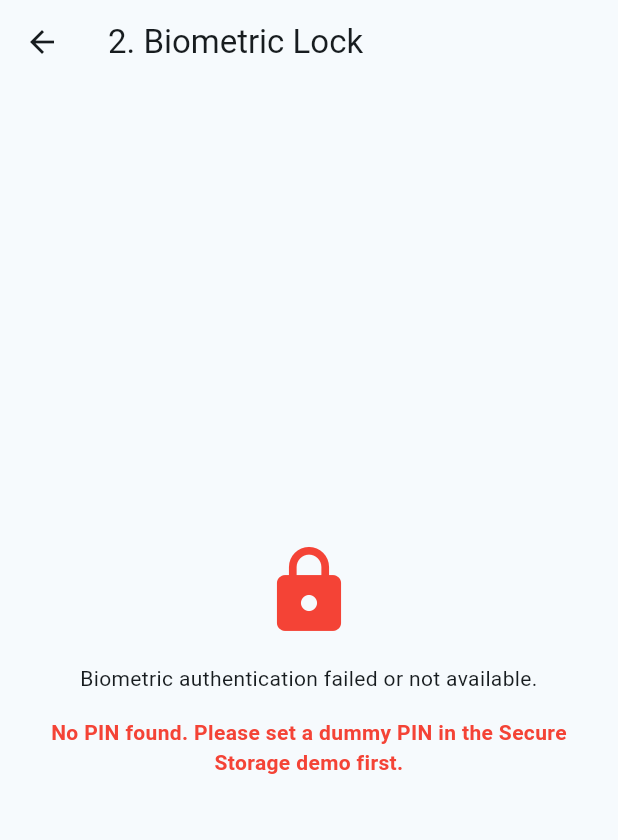
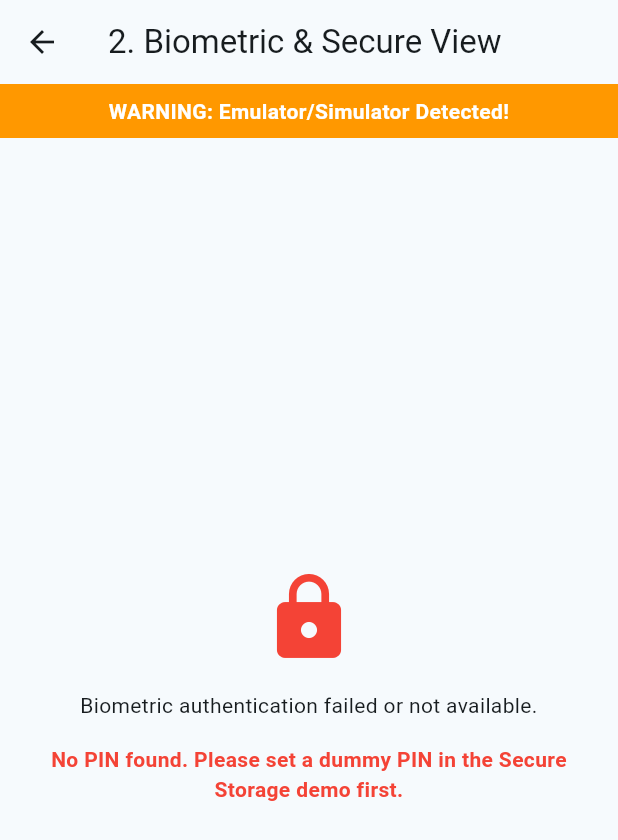
Before and after one commit to WagyuuA5/Flutter_Security_Practices, a Flutter app: the screen it shows after launch, after a tap on "2. Biometric Lock", on a phone screen of 412 x 824 dp. Shown: the top 840 px of the screen. Run offline on Flutter 3.47's test engine with Material 3 defaults, Android fonts, the phone set to English and light mode, and no system bars; our stand-ins replace dio, flutter_dotenv, flutter_secure_storage, local_auth; missing offline and left inert: flutter_windowmanager, safe_device.

Commit message:
feat: add root detection and FLAG_SECURE for sensitive page

```diff
--- a/lib/features/biometric/presentation/biometric_lock_screen.dart
+++ b/lib/features/biometric/presentation/biometric_lock_screen.dart
@@ -1,8 +1,11 @@
 import 'dart:async';
+import 'dart:io';
 import 'package:flutter/material.dart';
 import 'package:flutter/services.dart';
 import 'package:local_auth/local_auth.dart';
 import 'package:flutter_secure_storage/flutter_secure_storage.dart';
+import 'package:flutter_windowmanager/flutter_windowmanager.dart';
+import 'package:safe_device/safe_device.dart';
 
 class BiometricLockScreen extends StatefulWidget {
   const BiometricLockScreen({super.key});
@@ -22,10 +25,38 @@ class _BiometricLockScreenState extends State<BiometricLockScreen> {
   Timer? _idleTimer;
   static const int _idleTimeoutSeconds = 15;
 
+  bool _isJailBroken = false;
+  bool _isRealDevice = true;
+
   @override
   void initState() {
     super.initState();
+    _secureScreen();
+    _checkDeviceStatus();
     _checkBiometric();
+  }
+
+  Future<void> _secureScreen() async {
+    if (Platform.isAndroid) {
+      await FlutterWindowManager.addFlags(FlutterWindowManager.FLAG_SECURE);
+    }
+  }
+
+  Future<void> _checkDeviceStatus() async {
+    bool isJailBroken = false;
+    bool isRealDevice = true;
+    try {
+      isJailBroken = await SafeDevice.isJailBroken;
+      isRealDevice = await SafeDevice.isRealDevice;
+    } catch (e) {
+      debugPrint(e.toString());
+    }
+    if (mounted) {
+      setState(() {
+        _isJailBroken = isJailBroken;
+        _isRealDevice = isRealDevice;
+      });
+    }
   }
 
   void _resetIdleTimer() {
@@ -63,6 +94,8 @@ class _BiometricLockScreenState extends State<BiometricLockScreen> {
         debugPrint(e.toString());
       }
 
+      // Fallback untuk backward compatibility/perbaikan plugin sebelumnya
+      if (!didAuthenticate && !mounted) return;
       if (didAuthenticate) {
         setState(() {
           _isAuthenticated = true;
@@ -97,6 +130,9 @@ class _BiometricLockScreenState extends State<BiometricLockScreen> {
   void dispose() {
     _idleTimer?.cancel();
     _pinController.dispose();
+    if (Platform.isAndroid) {
+      FlutterWindowManager.clearFlags(FlutterWindowManager.FLAG_SECURE);
+    }
     super.dispose();
   }
 
@@ -105,33 +141,67 @@ class _BiometricLockScreenState extends State<BiometricLockScreen> {
     return Listener(
       onPointerDown: (_) => _resetIdleTimer(),
       child: Scaffold(
-        appBar: AppBar(title: const Text('2. Biometric Lock')),
-        body: _isAuthenticated ? _buildSensitiveContent() : _buildFallbackLogin(),
+        appBar: AppBar(title: const Text('2. Biometric & Secure View')),
+        body: Column(
+          children: [
+            if (_isJailBroken)
+              Container(
+                width: double.infinity,
+                color: Colors.red,
+                padding: const EdgeInsets.all(8),
+                child: const Text(
+                  'WARNING: Root/Jailbreak Detected!',
+                  textAlign: TextAlign.center,
+                  style: TextStyle(color: Colors.white, fontWeight: FontWeight.bold),
+                ),
+              ),
+            if (!_isRealDevice)
+              Container(
+                width: double.infinity,
+                color: Colors.orange,
+                padding: const EdgeInsets.all(8),
+                child: const Text(
+                  'WARNING: Emulator/Simulator Detected!',
+                  textAlign: TextAlign.center,
+                  style: TextStyle(color: Colors.white, fontWeight: FontWeight.bold),
+                ),
+              ),
+            Expanded(
+              child: _isAuthenticated ? _buildSensitiveContent() : _buildFallbackLogin(),
+            ),
+          ],
+        ),
       ),
     );
   }
 
   Widget _buildSensitiveContent() {
-    return const Center(
+    return Center(
       child: Column(
         mainAxisAlignment: MainAxisAlignment.center,
         children: [
-          Icon(Icons.lock_open, size: 64, color: Colors.green),
-          SizedBox(height: 16),
-          Text(
+          const Icon(Icons.lock_open, size: 64, color: Colors.green),
+          const SizedBox(height: 16),
+          const Text(
             'Saldo Dummy',
             style: TextStyle(fontSize: 24, fontWeight: FontWeight.bold),
           ),
-          SizedBox(height: 8),
-          Text(
+          const SizedBox(height: 8),
+          const Text(
             'Rp 1.000.000.000',
             style: TextStyle(fontSize: 32, color: Colors.green),
           ),
-          SizedBox(height: 32),
+          const SizedBox(height: 32),
           Text(
             'Halaman ini akan terkunci otomatis\ndalam $_idleTimeoutSeconds detik jika tidak ada aktivitas.',
             textAlign: TextAlign.center,
-            style: TextStyle(color: Colors.grey),
+            style: const TextStyle(color: Colors.grey),
+          ),
+          const SizedBox(height: 32),
+          const Text(
+            'Halaman ini DIPROTEKSI oleh FLAG_SECURE (Android).\nCoba screenshot atau screen record!',
+            textAlign: TextAlign.center,
+            style: TextStyle(color: Colors.blueAccent, fontWeight: FontWeight.bold),
           ),
         ],
       ),
--- a/pubspec.yaml
+++ b/pubspec.yaml
@@ -38,6 +38,8 @@ dependencies:
   local_auth: ^3.0.2
   flutter_dotenv: ^6.0.1
   dio: ^5.11.1
+  flutter_windowmanager: ^0.2.0
+  safe_device: ^1.4.1
 
 dev_dependencies:
   flutter_test:
```
Also changed, not shown: pubspec.lock, 1 other file.
